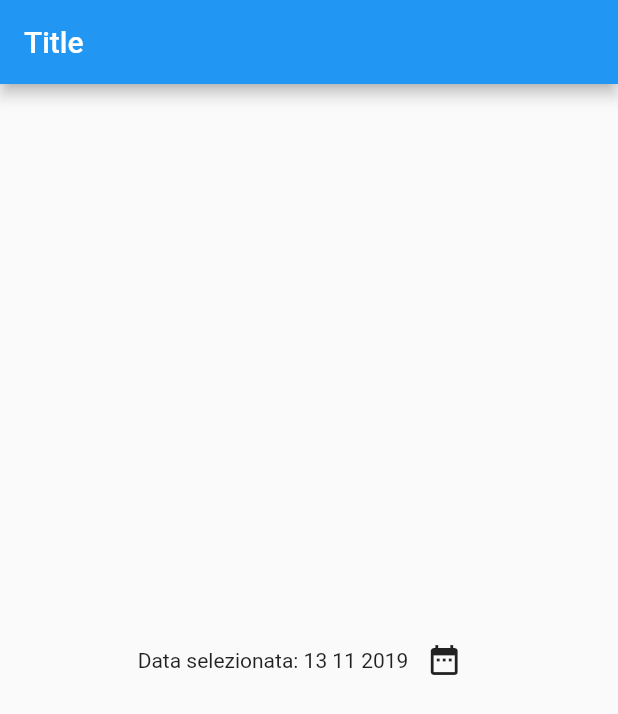
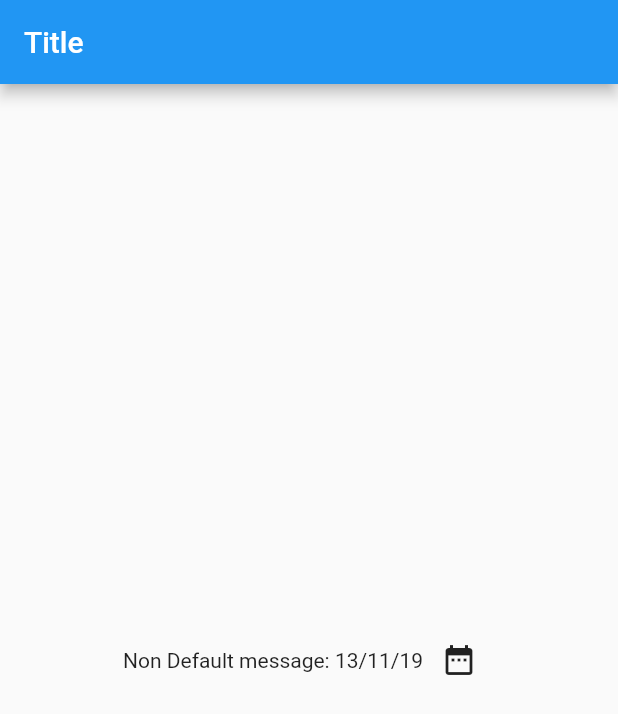
Before and after one commit to zaknafein83/simple_project_flutter, a Flutter app: the screen it shows after launch, on a phone screen of 412 x 824 dp. Shown: the top 714 px of the screen. Run offline on Flutter 3.47's test engine with Material 2 defaults, Android fonts, the phone set to English and light mode, and no system bars.

Commit message:
aggiunta di nuove funzionalità al costruttore

```diff
--- a/lib/main.dart
+++ b/lib/main.dart
@@ -7,12 +7,15 @@ class MyApp extends StatelessWidget {
   // This widget is the root of your application.
   @override
   Widget build(BuildContext context) {
-    return MaterialApp(
-      title: 'Flutter Demo',
-      theme: ThemeData(
-        primarySwatch: Colors.blue,
-      ),
-      home: RowDatePicker(title: "Title",),
+    var rowDatePicker = RowDatePicker(title: "Title", message: "Non Default message: ", dateFormat: "dd/MM/yy",);
+        var materialApp = MaterialApp(
+          title: 'Flutter Demo',
+          theme: ThemeData(
+            primarySwatch: Colors.blue,
+          ),
+          home: rowDatePicker,
+
     );
+    return materialApp;
   }
 }
--- a/lib/widget/row_date_picker.dart
+++ b/lib/widget/row_date_picker.dart
@@ -3,9 +3,11 @@ import 'package:flutter/material.dart';
 import 'package:intl/intl.dart';
 
 class RowDatePicker extends StatefulWidget {
-      RowDatePicker({Key key, this.title}) : super(key: key);
+      RowDatePicker({Key key, this.title, this.message = "Data Selezionata: ", this.dateFormat = "dd MM yyyy"}) : super(key: key);
    final DateTime dateTime = DateTime.now();
   final String title;
+  final String dateFormat;
+  final String message;
 DateTime getDateTime(){
   return dateTime;
 }
@@ -21,7 +23,7 @@ class _MyDatePicker extends State<RowDatePicker> {
 
   @override
   Widget build(BuildContext context) {
-    final DateFormat formatter = DateFormat("dd MM yyyy");
+    final DateFormat formatter = DateFormat(widget.dateFormat);
 
     void  getData(BuildContext context) async{
     var dataScelta = await showDatePicker(
@@ -44,7 +46,7 @@ class _MyDatePicker extends State<RowDatePicker> {
             mainAxisAlignment: MainAxisAlignment.center,
             children: <Widget>[
               Text(
-                'Data selezionata: ' + formatter.format(_dateTime),
+                widget.message + formatter.format(_dateTime),
               ),
               IconButton(
                 icon: Icon( Icons.date_range),
```
